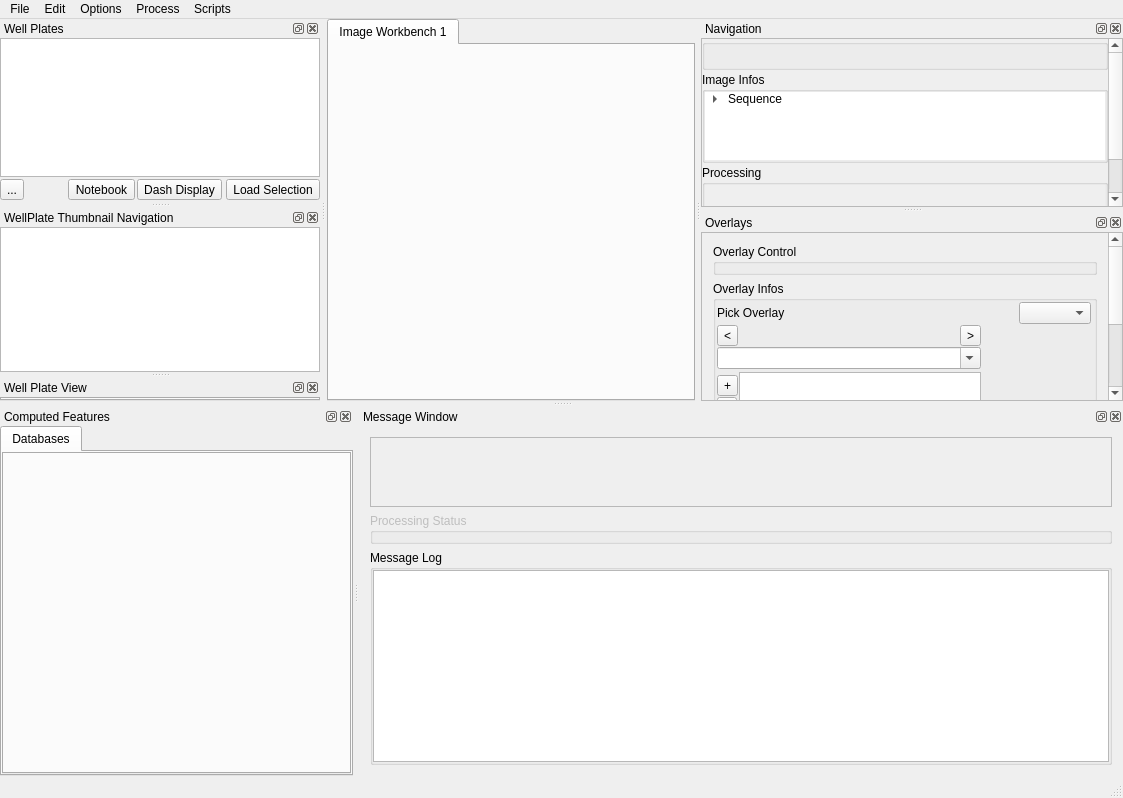
First picture: the form in Gui/mainwindow.ui, repository Ksilink/PhenoLink, before the edit.
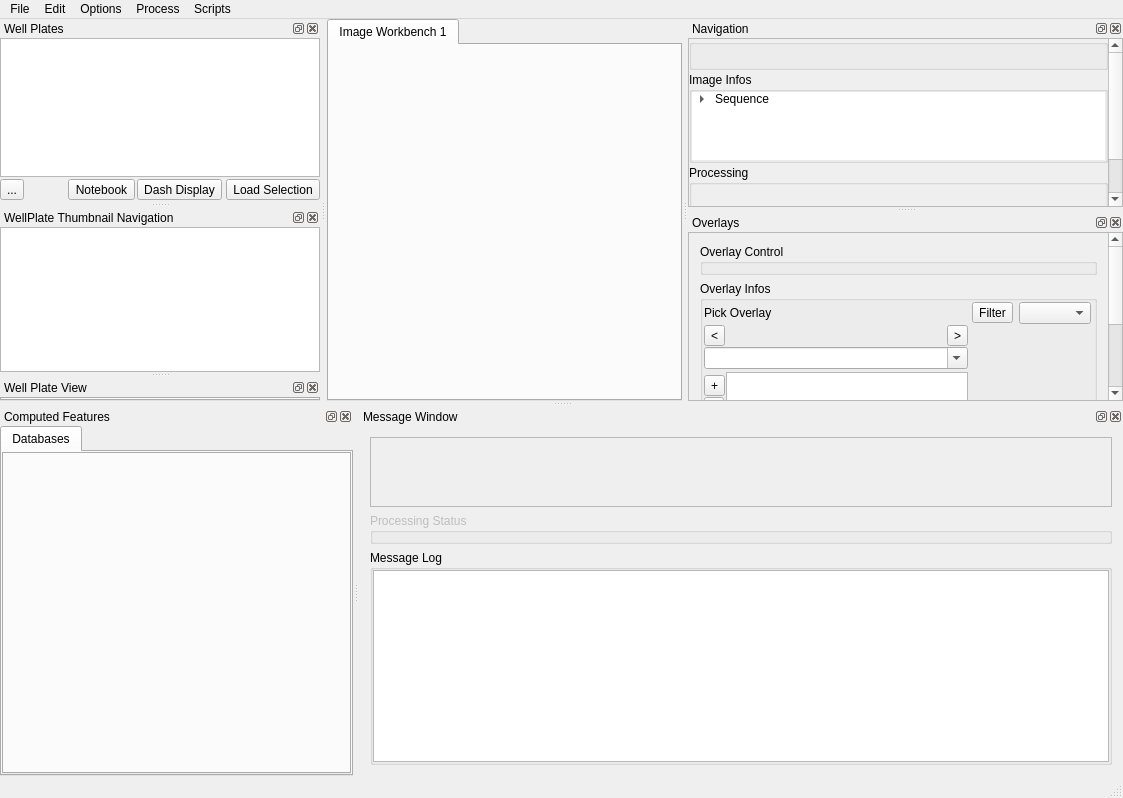
Second picture: the form after the edit. Icons and pictures are not drawn. Custom widgets are drawn as their Qt base class.

Patch:
```diff
--- a/Gui/mainwindow.ui
+++ b/Gui/mainwindow.ui
@@ -351,8 +351,8 @@
          <rect>
           <x>0</x>
           <y>0</y>
-          <width>385</width>
-          <height>233</height>
+          <width>400</width>
+          <height>214</height>
          </rect>
         </property>
         <layout class="QVBoxLayout" name="verticalLayout_9">
@@ -501,7 +501,7 @@
                 <rect>
                  <x>0</x>
                  <y>0</y>
-                 <width>379</width>
+                 <width>394</width>
                  <height>68</height>
                 </rect>
                </property>
@@ -763,7 +763,7 @@
          <rect>
           <x>0</x>
           <y>0</y>
-          <width>371</width>
+          <width>400</width>
           <height>288</height>
          </rect>
         </property>
@@ -907,6 +907,13 @@
               </property>
              </widget>
             </item>
+            <item row="0" column="5">
+             <widget class="QToolButton" name="filterOverlay">
+              <property name="text">
+               <string>Filter</string>
+              </property>
+             </widget>
+            </item>
            </layout>
           </widget>
          </item>
```
